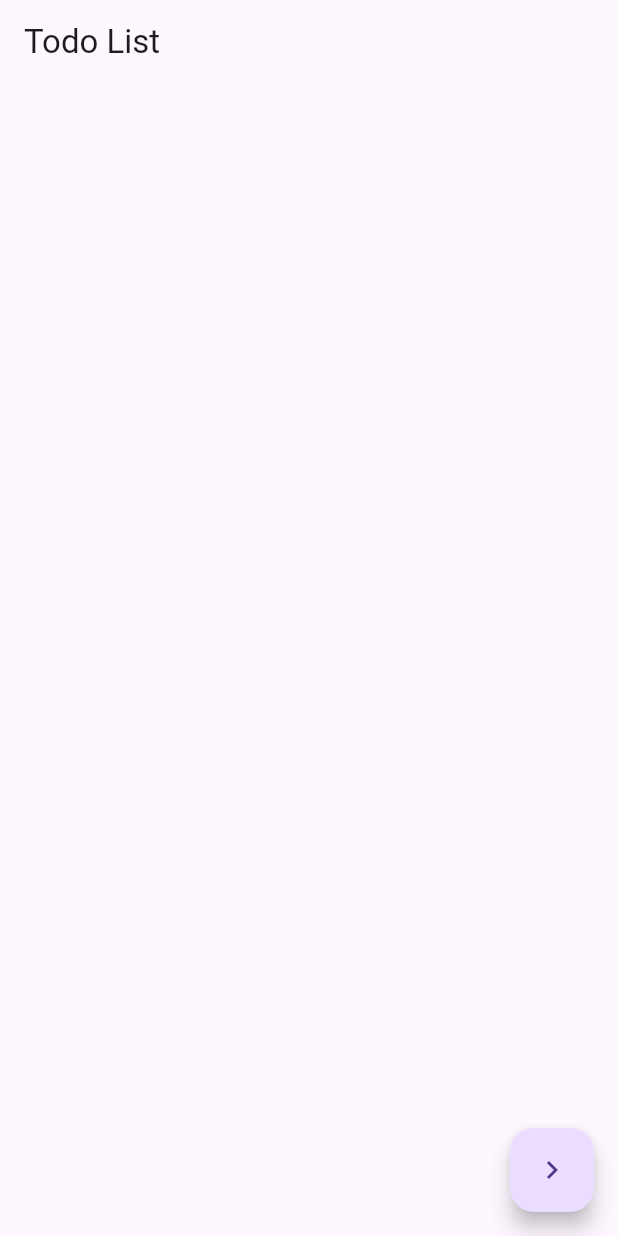
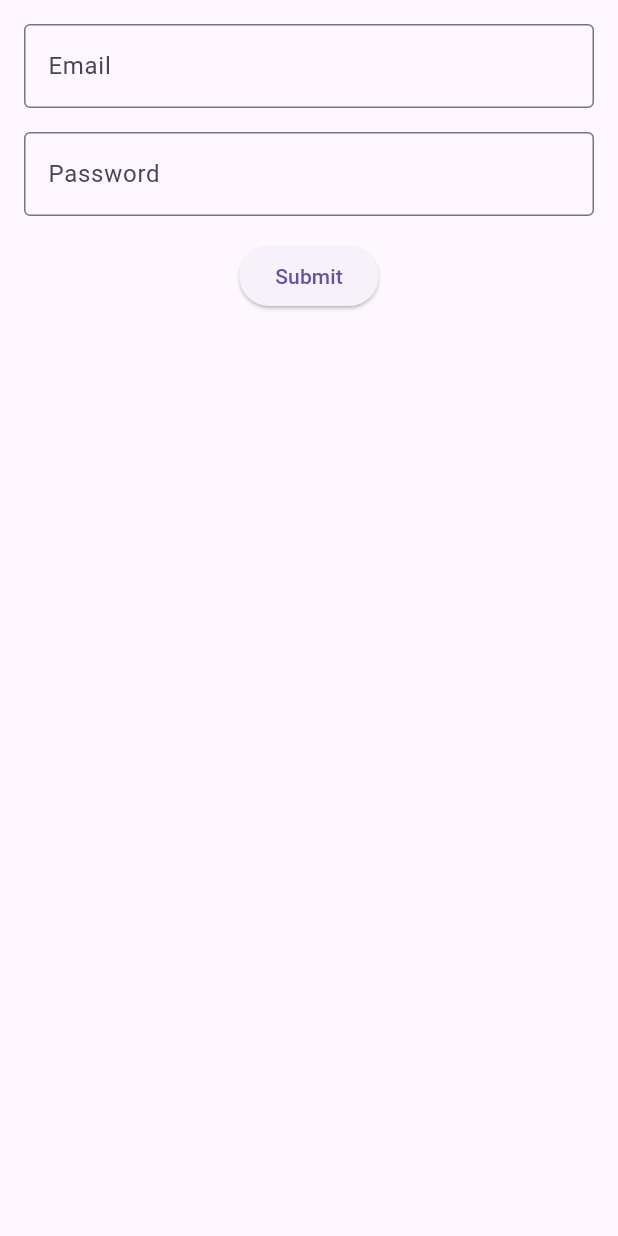
Before and after one commit to sahanivinay67/ecommerece_shop, a Flutter app: the screen it shows after launch, on a phone screen of 412 x 824 dp. Run offline on Flutter 3.47's test engine with Material 3 defaults, Android fonts, the light colour scheme and no system bars; our stand-ins replace bloc, flutter_bloc.

Commit message:
login with bloc

```diff
--- /dev/null
+++ b/lib/bloc/auth_bloc.dart
@@ -0,0 +1,33 @@
+import 'package:bloc/bloc.dart';
+import 'package:flutter/cupertino.dart';
+import 'package:meta/meta.dart';
+
+part 'auth_event.dart';
+part 'auth_state.dart';
+
+class AuthBloc extends Bloc<AuthEvent, AuthState> {
+  AuthBloc() : super(AuthInitial()) {
+    on<AuthLoginEvent>(login);
+
+    on<AuthLogoutEvent>((event, emit) {
+      Future.delayed(Duration(seconds: 3)).then((value) {
+        emit(AuthInitial());
+      });
+    });
+  }
+}
+
+void login(AuthLoginEvent event, Emitter<AuthState> emit) async {
+  emit(AuthLoading());
+  final String mail = event.email;
+  final String password = event.password;
+
+  if (password.length < 4) {
+    emit(AuthLoginFailure('Password must be at least 4 characters'));
+    return;
+  }
+
+  await Future.delayed(Duration(seconds: 2)).then((value) {
+    emit(AuthLoginSuccess(mail));
+  });
+}
--- /dev/null
+++ b/lib/bloc/auth_event.dart
@@ -0,0 +1,13 @@
+part of 'auth_bloc.dart';
+
+@immutable
+sealed class AuthEvent {}
+
+class AuthLoginEvent extends AuthEvent {
+  final String email;
+  final String password;
+
+  AuthLoginEvent({required this.email, required this.password});
+}
+
+class AuthLogoutEvent extends AuthEvent {}
--- /dev/null
+++ b/lib/bloc/auth_state.dart
@@ -0,0 +1,19 @@
+part of 'auth_bloc.dart';
+
+@immutable
+sealed class AuthState {}
+
+final class AuthInitial extends AuthState {}
+
+final class AuthLoginSuccess extends AuthState {
+  final String uid;
+  AuthLoginSuccess(this.uid);
+
+}
+
+final class AuthLoginFailure extends AuthState {
+  final String msg;
+  AuthLoginFailure(this.msg);
+}
+
+final class AuthLoading extends AuthState {}
--- a/lib/bloc/todo_bloc.dart
+++ /dev/null
@@ -1,19 +0,0 @@
-import 'package:ecommerece_shop/model/todo_model.dart';
-import 'package:flutter_bloc/flutter_bloc.dart';
-
-part 'todo_events.dart';
-
-class TodoBloc extends Bloc<TodoEvents, List<TodoModel>> {
-  TodoBloc() : super([]) {
-    on<AddTodo>((event, emit) {
-      final todo = TodoModel(name: event.title, createdat: DateTime.now());
-      emit([...state, todo]);
-    });
-
-    on<RemoveTodo>((event, emit) {
-      final updatedList = List<TodoModel>.from(state);
-      updatedList.remove(event.todo);
-      emit(updatedList);
-    });
-  }
-}
--- a/lib/bloc/todo_events.dart
+++ /dev/null
@@ -1,14 +0,0 @@
-part of 'todo_bloc.dart';
-
-class TodoEvents {}
-
-class AddTodo extends TodoEvents {
-  final String title;
-  AddTodo({required this.title});
-}
-
-
-class RemoveTodo extends TodoEvents {
-  final TodoModel todo;
-  RemoveTodo({required this.todo});
-}
--- a/lib/cubit/todo_cubit.dart
+++ /dev/null
@@ -1,10 +0,0 @@
-import 'package:ecommerece_shop/model/todo_model.dart';
-import 'package:flutter_bloc/flutter_bloc.dart';
-
-class TodoCubit extends Cubit<List<TodoModel>> {
-  TodoCubit() : super([]);
-  void addToDO({required String title}) {
-    final todo = TodoModel(name: title, createdat: DateTime.now());
-    emit([...state, todo]);
-  }
-}
--- /dev/null
+++ b/lib/login_screen.dart
@@ -0,0 +1,84 @@
+import 'package:ecommerece_shop/bloc/auth_bloc.dart';
+import 'package:ecommerece_shop/home_screen.dart';
+import 'package:flutter/material.dart';
+import 'package:flutter_bloc/flutter_bloc.dart';
+
+class LoginScreen extends StatefulWidget {
+  @override
+  _LoginScreenState createState() => _LoginScreenState();
+}
+
+class _LoginScreenState extends State<LoginScreen> {
+  final TextEditingController _emailController = TextEditingController();
+  final TextEditingController _passwordController = TextEditingController();
+
+  @override
+  Widget build(BuildContext context) {
+    return BlocConsumer<AuthBloc, AuthState>(
+      listener: (context, state) {
+        if (state is AuthLoginSuccess) {
+          Navigator.push(
+            context,
+            MaterialPageRoute(builder: (context) => HomeScreen()),
+          );
+        }
+        if (state is AuthLoginFailure) {
+          ScaffoldMessenger.of(
+            context,
+          ).showSnackBar(SnackBar(content: Text(state.msg)));
+        }
+      },
+      builder: (context, state) {
+        return Scaffold(
+          body: SafeArea(
+            child: Padding(
+              padding: const EdgeInsets.all(16),
+              child: Column(
+                children: [
+                  TextField(
+                    controller: _emailController,
+                    decoration: const InputDecoration(
+                      labelText: 'Email',
+                      border: OutlineInputBorder(),
+                    ),
+                  ),
+                  const SizedBox(height: 16),
+                  TextField(
+                    controller: _passwordController,
+                    obscureText: true,
+                    decoration: const InputDecoration(
+                      labelText: 'Password',
+                      border: OutlineInputBorder(),
+                    ),
+                  ),
+                  const SizedBox(height: 16),
+
+                  (state is AuthLoading)
+                      ? const CircularProgressIndicator()
+                      : ElevatedButton(
+                        onPressed: () {
+                          final email = _emailController.text.trim();
+                          final password = _passwordController.text.trim();
+
+                          context.read<AuthBloc>().add(
+                            AuthLoginEvent(email: email, password: password),
+                          );
+                        },
+                        child: const Text('Submit'),
+                      ),
+                ],
+              ),
+            ),
+          ),
+        );
+      },
+    );
+  }
+
+  @override
+  void dispose() {
+    _emailController.dispose();
+    _passwordController.dispose();
+    super.dispose();
+  }
+}
--- a/lib/main.dart
+++ b/lib/main.dart
@@ -1,6 +1,5 @@
-import 'package:ecommerece_shop/add_todopage.dart';
-import 'package:ecommerece_shop/bloc/todo_bloc.dart';
-import 'package:ecommerece_shop/todo_list.dart';
+import 'package:ecommerece_shop/bloc/auth_bloc.dart';
+import 'package:ecommerece_shop/login_screen.dart';
 import 'package:flutter/material.dart';
 import 'package:flutter_bloc/flutter_bloc.dart';
 
@@ -14,15 +13,11 @@ class MyApp extends StatelessWidget {
   @override
   Widget build(BuildContext context) {
     return BlocProvider(
-      create: (context) => TodoBloc(),
+      create: (context) => AuthBloc(),
       child: MaterialApp(
         title: 'Flutter Demo',
         theme: ThemeData(useMaterial3: true),
-        initialRoute: '/',
-        routes: {
-          '/': (_) => const TodoList(),
-          '/add-todo': (_) => const AddTodopage(),
-        },
+        home: LoginScreen(),
       ),
     ); // MaterialApp
   }
--- a/lib/model/todo_model.dart
+++ /dev/null
@@ -1,11 +0,0 @@
-class TodoModel {
-  final String name;
-  final DateTime createdat;
-
-  TodoModel({required this.name, required this.createdat});
-
-  @override
-  String toString() {
-    return 'TodoModel{name: $name, createdat: $createdat}';
-  }
-}
--- a/lib/todo_list.dart
+++ /dev/null
@@ -1,53 +0,0 @@
-import 'package:ecommerece_shop/bloc/todo_bloc.dart';
-import 'package:ecommerece_shop/cubit/todo_cubit.dart';
-import 'package:ecommerece_shop/model/todo_model.dart';
-import 'package:flutter/material.dart';
-import 'package:flutter_bloc/flutter_bloc.dart';
-
-class TodoList extends StatefulWidget {
-  const TodoList({super.key});
-
-  @override
-  State<TodoList> createState() => _TodoListState();
-}
-
-class _TodoListState extends State<TodoList> {
-  @override
-  Widget build(BuildContext context) {
-    return Scaffold(
-      appBar: AppBar(title: const Text('Todo List')),
-      body: BlocBuilder<TodoBloc, List<TodoModel>>(
-        builder: (context, todo) {
-          return ListView.builder(
-            itemCount: todo.length,
-            itemBuilder: (context, index) {
-              return Row(
-                crossAxisAlignment: CrossAxisAlignment.center,
-                mainAxisAlignment: MainAxisAlignment.spaceBetween,
-                children: [
-                  Text(todo[index].name),
-                  Text(todo[index].createdat.toString()),
-                  TextButton(
-                    onPressed: () {
-                      print((".....d..    ${todo.length}"));
-                      context.read<TodoBloc>().add(
-                        RemoveTodo(todo: todo[index]),
-                      );
-                    },
-                    child: Icon(Icons.delete),
-                  ),
-                ],
-              );
-            },
-          );
-        },
-      ),
-      floatingActionButton: FloatingActionButton(
-        onPressed: () {
-          Navigator.of(context).pushNamed('/add-todo');
-        },
-        child: const Icon(Icons.navigate_next),
-      ),
-    );
-  }
-}
--- a/pubspec.yaml
+++ b/pubspec.yaml
@@ -16,7 +16,7 @@ publish_to: 'none' # Remove this line if you wish to publish to pub.dev
 # https://developer.apple.com/library/archive/documentation/General/Reference/InfoPlistKeyReference/Articles/CoreFoundationKeys.html
 # In Windows, build-name is used as the major, minor, and patch parts
 # of the product and file versions while build-number is used as the build suffix.
-version: 1.0.4+1
+version: 1.0.5+1
 
 environment:
   sdk: ^3.7.2
```
Also changed, not shown: lib/add_todopage.dart (deleted, +0 -45 lines), lib/home_screen.dart (added, +29 -0 lines).
